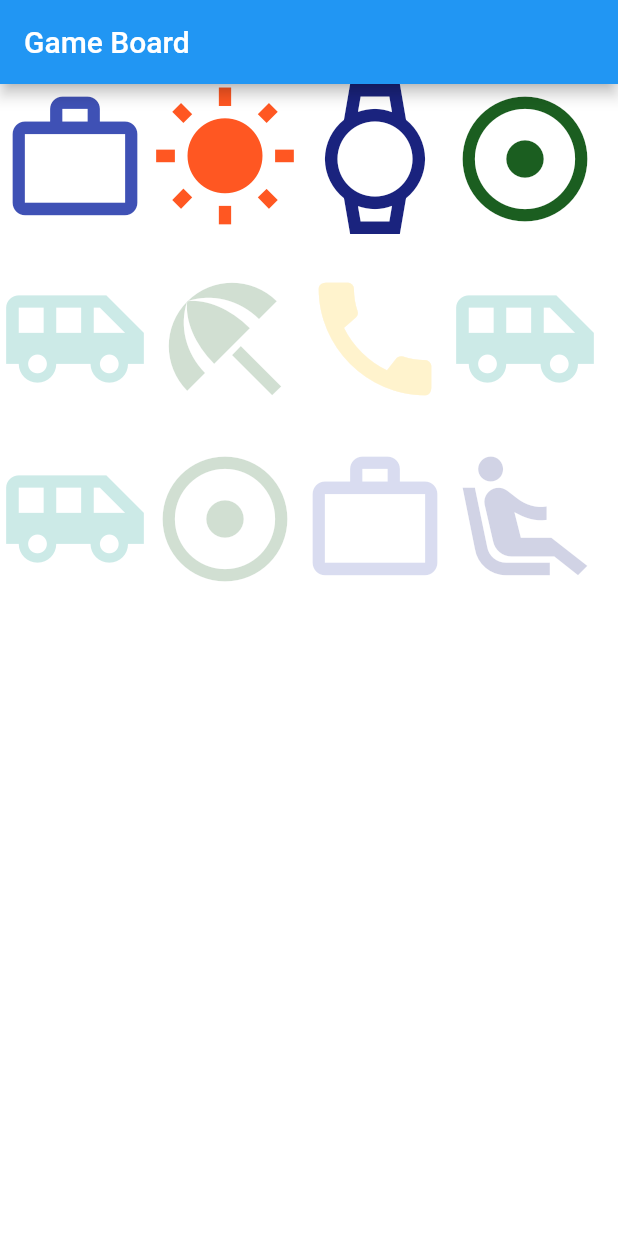
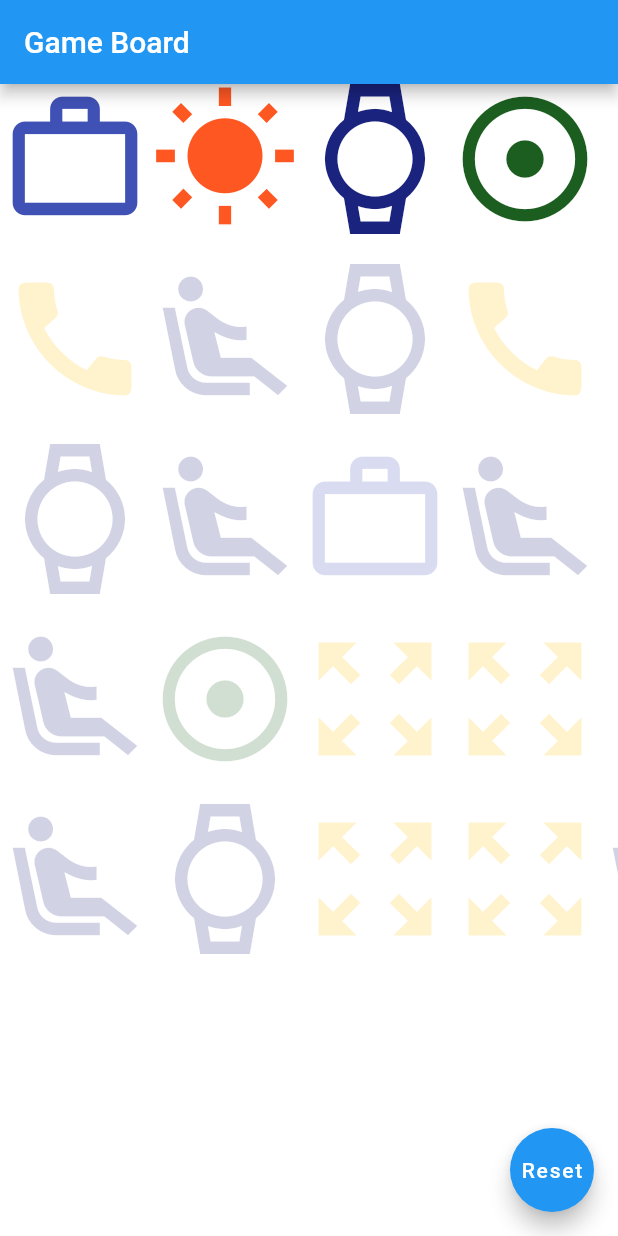
Before and after one commit to mahdi-ko/drag-and-drop-game-flutter, a Flutter app: the screen it shows after launch, on a phone screen of 412 x 824 dp. Run offline on Flutter 3.47's test engine with Material 2 defaults, Android fonts, the phone set to English and light mode, and no system bars; our stand-ins replace flutter_riverpod.

Commit message:
itemsRow rely on gameengine and added reset & more

```diff
--- a/lib/game_board.dart
+++ b/lib/game_board.dart
@@ -1,9 +1,12 @@
+import 'dart:developer';
+
 import 'package:drag_and_drop/draggable_list.dart';
-import 'package:drag_and_drop/icon_drag_target.dart';
 import 'package:drag_and_drop/providers/game_engine.dart';
 import 'package:drag_and_drop/providers/items.dart';
 import 'package:flutter/material.dart';
-import 'package:provider/provider.dart';
+import 'package:flutter_riverpod/flutter_riverpod.dart';
+
+import 'icon_drag_target_list.dart';
 
 class GameBoard extends StatefulWidget {
   @override
@@ -12,25 +15,36 @@ class GameBoard extends StatefulWidget {
 
 class _GameBoardState extends State<GameBoard> {
   List<Icon> draggableIcons = [];
-  List<Item> targetItems = [];
-  ItemsRow itemsRow;
-
   @override
   void initState() {
-    draggableIcons = GameEngine.generateTopRow(10, 100);
-    itemsRow = Provider.of<ItemsRow>(context, listen: false);
-    itemsRow.generateIconsRow(10, 2, 100);
+    Future.delayed(Duration.zero).then((_) {
+      initGameData();
+    });
     super.initState();
+  }
+
+  initGameData() {
+    draggableIcons = context.read(gameEngineProvider).generateTopRow(8, 100);
+
+    final itemsRow = context.read(itemsProvider);
+    itemsRow.generateIconsRow(10, 4, 100);
   }
 
   @override
   Widget build(BuildContext context) {
     return Scaffold(
       backgroundColor: Colors.white,
+      floatingActionButton: FloatingActionButton(
+        child: Text("Reset"),
+        onPressed: initGameData,
+      ),
       appBar: AppBar(
         title: Text('Game Board'),
       ),
-      body: Column(
+      body: Consumer(builder: (context, watch, child) {
+        final itemsRow = watch(itemsProvider);
+        log(itemsRow.itemsRow.length.toString());
+        return Column(
           mainAxisSize: MainAxisSize.min,
           children: [
             Container(
@@ -43,22 +57,15 @@ class _GameBoardState extends State<GameBoard> {
               Container(
                 height: 100,
                 margin: EdgeInsets.only(top: 20),
-              child: ListView.builder(
-                scrollDirection: Axis.horizontal,
-                itemCount: itemsRow.itemsRow[j].length,
-                itemBuilder: (ct, i) {
-                  return ChangeNotifierProvider.value(
-                    value: itemsRow.itemsRow[j][i],
-                    builder: (c, child) {
-                      return IconDragTarget();
-                    },
-                  );
-                },
+                child: IconDragTargetList(
+                  items: itemsRow.itemsRow[j],
+                  key: Key(itemsRow.idTracker.toString()),
                 ),
               ),
             ]
           ],
-      ),
+        );
+      }),
     );
   }
 }
--- a/lib/icon_drag_target.dart
+++ b/lib/icon_drag_target.dart
@@ -2,21 +2,35 @@ import 'dart:developer';
 
 import 'package:drag_and_drop/providers/items.dart';
 import 'package:flutter/material.dart';
-import 'package:provider/provider.dart';
+import 'package:flutter_riverpod/flutter_riverpod.dart';
 
-class IconDragTarget extends StatelessWidget {
+class IconDragTarget extends StatefulWidget {
+  final Item item;
+  IconDragTarget(this.item);
+
+  @override
+  _IconDragTargetState createState() => _IconDragTargetState();
+}
+
+class _IconDragTargetState extends State<IconDragTarget> {
+  ChangeNotifierProvider<Item> singleItemProvider;
+  @override
+  void initState() {
+    singleItemProvider = ChangeNotifierProvider<Item>((ref) {
+      return widget.item;
+    });
+    super.initState();
+  }
+
   @override
   Widget build(BuildContext context) {
-    final item = Provider.of<Item>(context);
-
     return DragTarget(
       onWillAccept: (droppedItem) {
         if (droppedItem is Icon &&
-            item.color == droppedItem.color &&
-            item.icon == droppedItem.icon &&
-            item.size == droppedItem.size) {
+            widget.item.color == droppedItem.color &&
+            widget.item.icon == droppedItem.icon &&
+            widget.item.size == droppedItem.size) {
           log("true");
-
           return true;
         }
         log("false");
@@ -24,14 +38,17 @@ class IconDragTarget extends StatelessWidget {
         return false;
       },
       onAccept: (_) {
-        item.isEmpty = true;
+        context.read(singleItemProvider).isEmpty = false;
       },
       builder: (_, acceptedItems, ___) {
-        return Icon(
-          item.icon,
-          color: item.color.withOpacity(0.2),
-          size: item.size,
-        );
+        return Consumer(builder: (context, watch, child) {
+          final item = watch(singleItemProvider);
+          return Icon(
+            item.icon,
+            color: item.color.withOpacity(item.isEmpty ? 0.2 : 1),
+            size: item.size,
+          );
+        });
       },
     );
   }
--- /dev/null
+++ b/lib/icon_drag_target_list.dart
@@ -0,0 +1,64 @@
+import 'dart:developer';
+import 'dart:math';
+
+import 'package:flutter/material.dart';
+
+import 'icon_drag_target.dart';
+import 'providers/items.dart';
+
+class IconDragTargetList extends StatefulWidget {
+  IconDragTargetList({
+    Key key,
+    @required this.items,
+  }) : super(key: key);
+
+  final List<Item> items;
+
+  @override
+  _IconDragTargetListState createState() => _IconDragTargetListState();
+}
+
+class _IconDragTargetListState extends State<IconDragTargetList> {
+  final ScrollController sc = ScrollController();
+  bool go = true;
+  double width;
+
+  @override
+  void didChangeDependencies() {
+    width = MediaQuery.of(context).size.width;
+    super.didChangeDependencies();
+  }
+
+  void scrollIt(DragTargetDetails<dynamic> details) {
+    if (go) {
+      go = false;
+      if (details.offset.dx < 40) {
+        sc.animateTo(sc.offset - 120, duration: Duration(milliseconds: 300), curve: Curves.ease);
+      } else if (details.offset.dx > width - 120) {
+        sc.animateTo(sc.offset + 120, duration: Duration(milliseconds: 300), curve: Curves.ease);
+      }
+      Future.delayed(Duration(milliseconds: 100)).then((_) {
+        go = true;
+      });
+    }
+  }
+
+  @override
+  Widget build(BuildContext context) {
+    Random r = Random();
+    return DragTarget(
+      onMove: scrollIt,
+      builder: (_, __, ___) {
+        return ListView.builder(
+          key: widget.key,
+          scrollDirection: Axis.horizontal,
+          controller: sc,
+          itemCount: widget.items.length,
+          itemBuilder: (ct, i) {
+            return IconDragTarget(widget.items[i]);
+          },
+        );
+      },
+    );
+  }
+}
--- a/lib/main.dart
+++ b/lib/main.dart
@@ -1,27 +1,21 @@
-import 'package:drag_and_drop/providers/items.dart';
 import 'package:flutter/material.dart';
-import 'package:provider/provider.dart';
-
+import 'package:flutter_riverpod/flutter_riverpod.dart';
 import 'game_board.dart';
 
 void main() {
-  runApp(MyApp());
+  runApp(ProviderScope(child: MyApp()));
 }
 
 class MyApp extends StatelessWidget {
   @override
   Widget build(BuildContext context) {
-    return MultiProvider(
-      providers: [
-        ListenableProvider<ItemsRow>(create: (_) => ItemsRow()),
-      ],
-      child: MaterialApp(
-        title: 'Flutter Demo',
-        theme: ThemeData(
-          primarySwatch: Colors.blue,
-        ),
-        home: GameBoard(),
+    return MaterialApp(
+      debugShowCheckedModeBanner: false,
+      title: 'Drag And Drop',
+      theme: ThemeData(
+        primarySwatch: Colors.blue,
       ),
+      home: GameBoard(),
     );
   }
 }
--- a/lib/providers/game_engine.dart
+++ b/lib/providers/game_engine.dart
@@ -1,21 +1,23 @@
-import 'dart:developer';
-
 import 'package:drag_and_drop/data/colors.dart';
 import 'package:drag_and_drop/data/icons_data.dart';
 import 'package:flutter/material.dart';
 import 'dart:math' as math;
 
+import 'package:flutter_riverpod/flutter_riverpod.dart';
+
 final math.Random _r = math.Random();
+final gameEngineProvider = ChangeNotifierProvider((ref) => GameEngine());
 
 class GameEngine with ChangeNotifier {
-  static List<Icon> items = [];
+  List<Icon> items = [];
 
-  static List<Icon> generateTopRow(int numberOfItems, double iconSize) {
+  List<Icon> generateTopRow(int numberOfItems, double iconSize) {
     items.clear();
     for (int i = 0; i < numberOfItems; i++) {
       final icon = generateRandomIcon(iconSize);
       items.add(icon);
     }
+    notifyListeners();
     return items;
   }
 }
--- a/lib/providers/items.dart
+++ b/lib/providers/items.dart
@@ -1,17 +1,25 @@
 import 'package:flutter/widgets.dart';
+import 'package:flutter_riverpod/flutter_riverpod.dart';
 
 import 'game_engine.dart';
 import 'dart:math' as math;
 
 final math.Random _r = math.Random();
 
+final itemsProvider = ChangeNotifierProvider<ItemsRow>((ref) {
+  final engine = ref.watch(gameEngineProvider);
+  return ItemsRow(engine);
+});
+
 class Item with ChangeNotifier {
+  int _id;
   Color _color;
   IconData _icon;
   bool _isEmpty;
   double _size;
-  Item(this._color, this._icon, this._isEmpty, this._size);
+  Item(this._id, this._color, this._icon, this._isEmpty, this._size);
 
+  int get id => _id;
   Color get color => _color;
   IconData get icon => _icon;
   bool get isEmpty => _isEmpty;
@@ -39,9 +47,17 @@ class Item with ChangeNotifier {
 }
 
 class ItemsRow with ChangeNotifier {
+  final GameEngine gameEngine;
   Map<int, List<Item>> _itemsRow = {};
 
+  ItemsRow(this.gameEngine);
   Map<int, List<Item>> get itemsRow => _itemsRow;
+  int _idTracker = 0;
+
+  int get idTracker {
+    _idTracker++;
+    return _idTracker;
+  }
 
   void generateIconsRow(int numOfRows, int numOfCols, double iconSize) {
     Map<int, List<Item>> items = {};
@@ -51,10 +67,11 @@ class ItemsRow with ChangeNotifier {
       for (int i = 0; i < count; i++) {
         final icon = _generateIconOnValidOnes(iconSize);
         if (items[j] == null) items[j] = [];
-        items[j].add(Item(icon.color, icon.icon, false, iconSize));
+        items[j].add(Item(idTracker, icon.color, icon.icon, true, iconSize));
       }
     }
     _itemsRow = items;
+    notifyListeners();
   }
 
   void clearRow() {
@@ -68,7 +85,7 @@ class ItemsRow with ChangeNotifier {
   }
 
   Icon _generateIconOnValidOnes(double iconSize) {
-    final icon = GameEngine.items[_r.nextInt(GameEngine.items.length)];
+    final icon = gameEngine.items[_r.nextInt(gameEngine.items.length)];
     return Icon(icon.icon, color: icon.color, size: iconSize);
   }
 }
--- a/pubspec.yaml
+++ b/pubspec.yaml
@@ -23,7 +23,7 @@ environment:
 dependencies:
   flutter:
     sdk: flutter
-  provider: ^5.0.0
+  flutter_riverpod: ^0.14.0+3
 
 dev_dependencies:
   flutter_test:
```
Also changed, not shown: pubspec.lock. Lines whose indentation alone changed are shown as unchanged.
